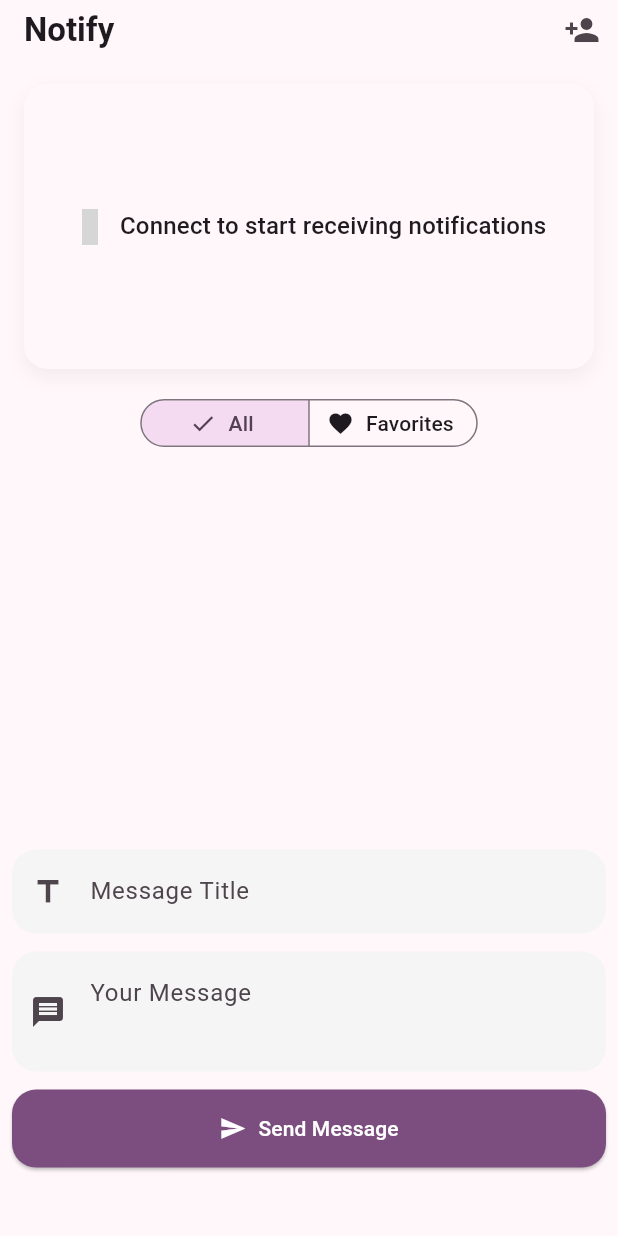
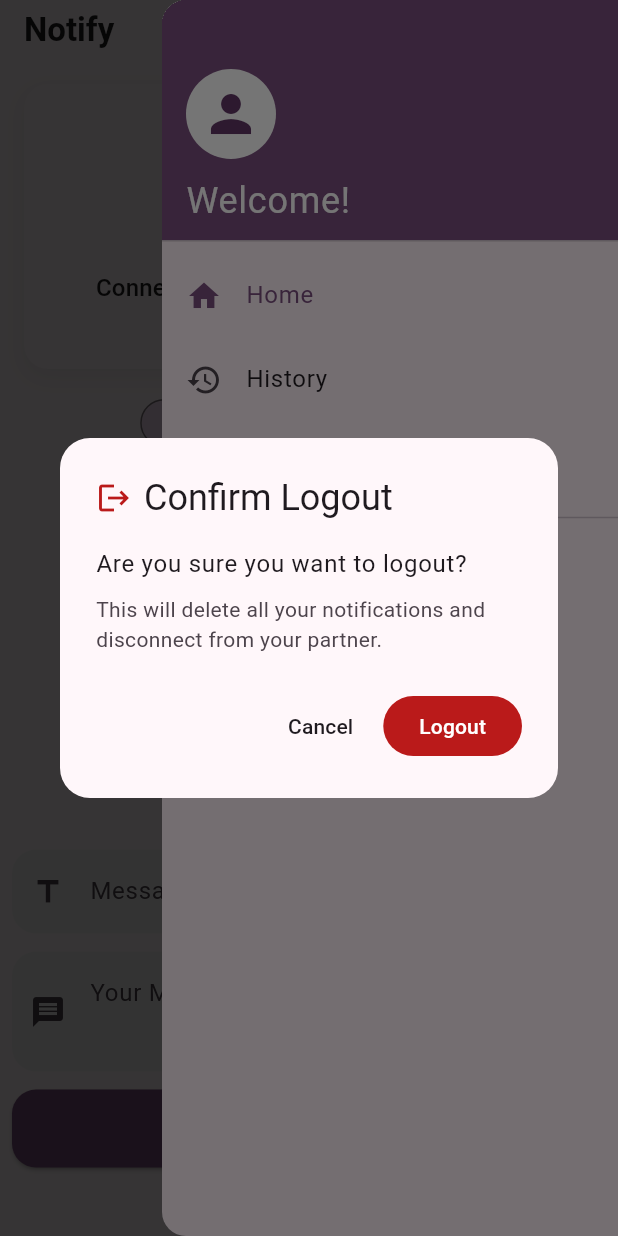
Before and after one commit to KiraKami-dev/notify, a Flutter app: the screen it shows after launch, in the side drawer, after a tap on "Logout", on a phone screen of 412 x 824 dp. Run offline on Flutter 3.47's test engine with Material 3 defaults, Android fonts, the phone set to English and light mode, and no system bars; our stand-ins replace cloud_firestore, firebase_core, firebase_messaging, flutter_iconly, flutter_local_notifications, flutter_riverpod and 2 more; accounts and stored records are empty; generated files the repository leaves out were written again; Roboto replaces fonts that are missing (Poppins); grey boxes are pictures that could not be loaded.

Commit message:
logout flow

```diff
--- a/lib/presentation/main/home_page.dart
+++ b/lib/presentation/main/home_page.dart
@@ -10,6 +10,8 @@
 import 'package:notify/presentation/widgets/connection_dialog.dart';
 import 'package:flutter_riverpod/flutter_riverpod.dart';
 import 'package:notify/presentation/widgets/latest_notification_widget.dart';
+import 'package:cloud_firestore/cloud_firestore.dart';
+import 'package:shared_preferences/shared_preferences.dart';
 
 class HomePage extends ConsumerStatefulWidget {
   const HomePage({super.key});
@@ -154,6 +156,115 @@
     );
   }
 
+  Future<void> _handleLogout(BuildContext context) async {
+    final confirmed = await showDialog<bool>(
+      context: context,
+      barrierDismissible: false,
+      builder: (context) => AlertDialog(
+        backgroundColor: Theme.of(context).colorScheme.surface,
+        shape: RoundedRectangleBorder(borderRadius: BorderRadius.circular(20)),
+        title: Row(
+          children: [
+            Icon(
+              Icons.logout,
+              color: Theme.of(context).colorScheme.error,
+            ),
+            const SizedBox(width: 8),
+            const Text('Confirm Logout'),
+          ],
+        ),
+        content: Column(
+          mainAxisSize: MainAxisSize.min,
+          crossAxisAlignment: CrossAxisAlignment.start,
+          children: [
+            Text(
+              'Are you sure you want to logout?',
+              style: Theme.of(context).textTheme.bodyLarge,
+            ),
+            const SizedBox(height: 8),
+            Text(
+              'This will delete all your notifications and disconnect from your partner.',
+              style: Theme.of(context).textTheme.bodyMedium?.copyWith(
+                color: Theme.of(context).colorScheme.onSurfaceVariant,
+              ),
+            ),
+          ],
+        ),
+        actions: [
+          TextButton(
+            onPressed: () => Navigator.of(context).pop(false),
+            child: Text(
+              'Cancel',
+              style: TextStyle(
+                color: Theme.of(context).colorScheme.onSurface,
+              ),
+            ),
+          ),
+          FilledButton(
+            style: FilledButton.styleFrom(
+              backgroundColor: Theme.of(context).colorScheme.error,
+              foregroundColor: Theme.of(context).colorScheme.onError,
+            ),
+            onPressed: () => Navigator.of(context).pop(true),
+            child: const Text('Logout'),
+          ),
+        ],
+      ),
+    );
+
+    if (confirmed != true) return;
+
+    setState(() => _isLoading = true);
+
+    try {
+      // Delete notifications subcollection
+      if (generatedCode.isNotEmpty) {
+        final notificationsRef = FirebaseFirestore.instance
+            .collection('users')
+            .doc(generatedCode)
+            .collection('notifications');
+
+        final notifications = await notificationsRef.get();
+        for (final doc in notifications.docs) {
+          await doc.reference.delete();
+        }
+
+        // Delete the user document
+        await FirebaseFirestore.instance
+            .collection('users')
+            .doc(generatedCode)
+            .delete();
+      }
+
+      // Clear all shared preferences except mainTokenId
+      final prefs = await SharedPreferences.getInstance();
+      final mainTokenId = prefs.getString('mainTokenId'); // Save mainTokenId
+      await prefs.clear(); // Clear everything
+      if (mainTokenId != null) {
+        await prefs.setString('mainTokenId', mainTokenId); // Restore mainTokenId
+      }
+
+      // Reset local state
+      setState(() {
+        connectedStatus = false;
+        generatedCode = "";
+        myType = "";
+        _partnerToken = null;
+        _partnerStatus = null;
+        stickerItems.forEach((sticker) => sticker.isFavorite = false);
+      });
+
+      if (mounted) {
+        _showSnackBar('Logged out successfully', Colors.green);
+        Navigator.pop(context); // Close drawer
+      }
+    } catch (error) {
+      _showSnackBar('Failed to logout: $error', Colors.red);
+    } finally {
+      setState(() => _isLoading = false);
+    }
+  }
+
   @override
   Widget build(BuildContext context) {
     final theme = Theme.of(context);
@@ -238,11 +349,27 @@
             ),
             const Divider(),
             ListTile(
-              leading: const Icon(Icons.logout),
-              title: const Text('Logout'),
-              onTap: () {
-                Navigator.pop(context);
-              },
+              leading: _isLoading
+                ? SizedBox(
+                    width: 24,
+                    height: 24,
+                    child: CircularProgressIndicator(
+                      strokeWidth: 2,
+                      color: Theme.of(context).colorScheme.error,
+                    ),
+                  )
+                : Icon(
+                    Icons.logout,
+                    color: Theme.of(context).colorScheme.error,
+                  ),
+              title: Text(
+                _isLoading ? 'Logging out...' : 'Logout',
+                style: TextStyle(
+                  color: Theme.of(context).colorScheme.error,
+                ),
+              ),
+              enabled: !_isLoading,
+              onTap: () => _handleLogout(context),
             ),
           ],
         ),
--- a/lib/presentation/widgets/latest_notification_widget.dart
+++ b/lib/presentation/widgets/latest_notification_widget.dart
@@ -178,14 +178,15 @@
         ],
       ),
       child: Center(
-        child: Row(
+        child: Column(
           mainAxisAlignment: MainAxisAlignment.center,
           children: [
             Icon(
               IconlyLight.notification,
+              size: 64,
               color: theme.colorScheme.primary,
             ),
-            const SizedBox(width: 8),
+            const SizedBox(height: 18),
             Text(
               message ?? 'Connect to start receiving notifications',
               style: theme.textTheme.titleMedium,
```
